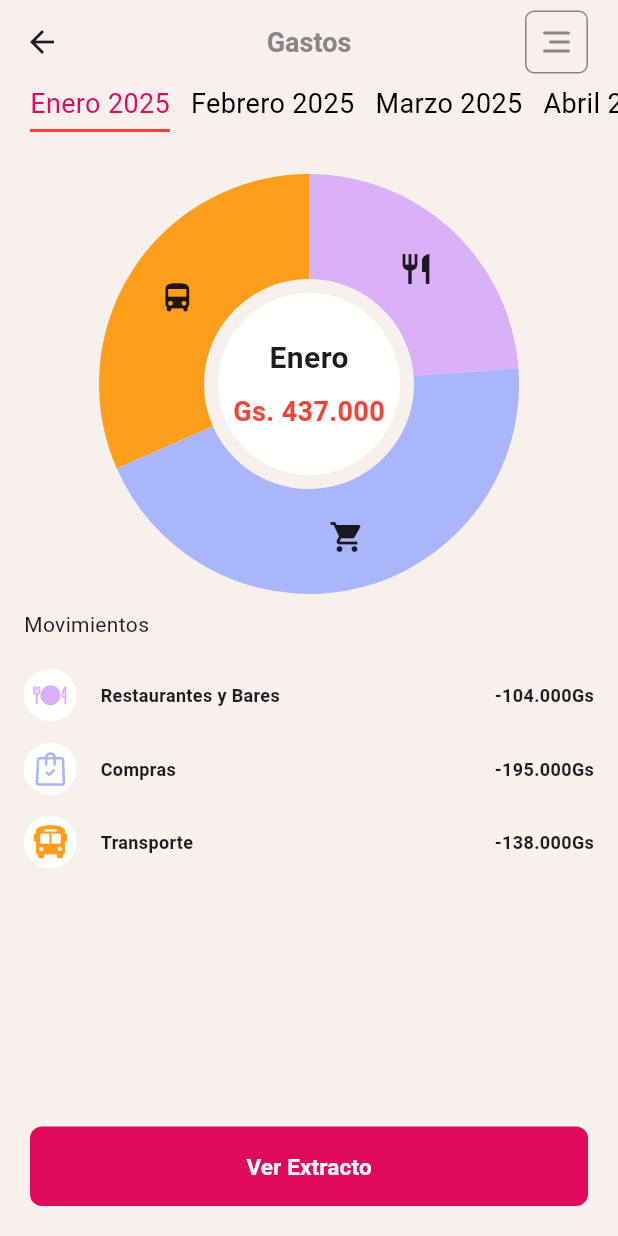
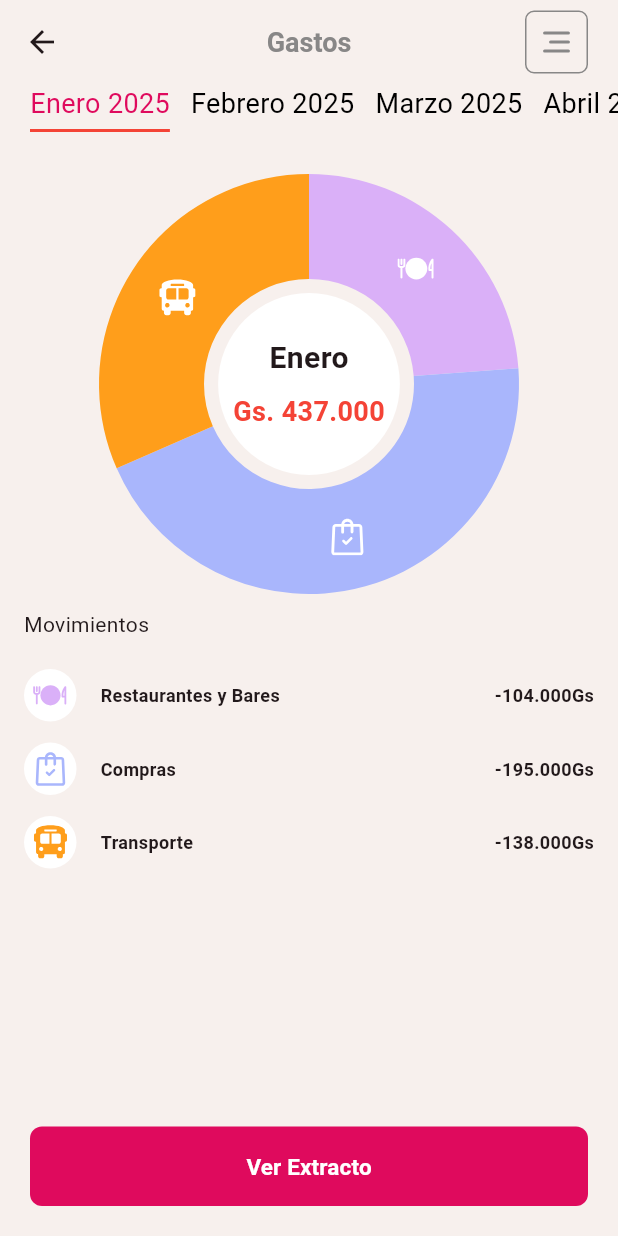
Before and after one commit to luisdelo97/eClub-test, a Flutter app: the AnalisisView screen opened by its route, after a tap on "Gastos", on a phone screen of 412 x 824 dp. Run offline on Flutter 3.47's test engine with Material 3 defaults, Android fonts, the light colour scheme and no system bars; our stand-ins replace flutter_svg, go_router, syncfusion_flutter_charts.

Commit message:
finish commit

```diff
--- a/lib/analisis/analisis_view.dart
+++ b/lib/analisis/analisis_view.dart
@@ -1,14 +1,14 @@
-import 'package:eclub/router.dart';
+import 'package:eclub/color_theme.dart';
+import 'package:eclub/shared/menu_button.dart';
+import 'package:eclub/shared/svg_icon.dart';
 import 'package:flutter/material.dart';
-
-import 'package:flutter_svg/flutter_svg.dart';
 import 'package:go_router/go_router.dart';
 
 class AnalisisView extends StatelessWidget {
   const AnalisisView({super.key});
 
   Widget _buildSvgButton({
-    required String svgPath,
+    required String nameSvg,
     required String label,
     required Color svgColor,
     VoidCallback? onTap,
@@ -27,14 +27,10 @@ class AnalisisView extends StatelessWidget {
             spacing: 6,
             mainAxisAlignment: MainAxisAlignment.center,
             children: [
-              SvgPicture.asset(
-                svgPath,
-                colorFilter: ColorFilter.mode(
-                  svgColor,
-                  BlendMode.srcIn,
-                ),
-                width: 40,
-                height: 40,
+              SvgIcon(
+                nameSvg: nameSvg,
+                color: svgColor,
+                size: 40,
               ),
               Text(
                 label,
@@ -60,30 +56,9 @@ class AnalisisView extends StatelessWidget {
         ),
         centerTitle: true,
         backgroundColor: surfaceColor,
-        actions: [
-          Material(
-            color: Colors.transparent,
-            child: InkWell(
-              onTap: () {},
-              child: Container(
-                padding: const EdgeInsets.all(8),
-                decoration: BoxDecoration(
-                  borderRadius: BorderRadius.circular(6),
-                  border: Border.all(),
-                ),
-                child: SvgPicture.asset(
-                  'assets/vectors/menu.svg',
-                  colorFilter: const ColorFilter.mode(
-                    onSurfaceColor,
-                    BlendMode.srcIn,
-                  ),
-                  width: 24,
-                  height: 24,
-                ),
-              ),
-            ),
-          ),
-          const SizedBox(width: 20),
+        actions: const [
+          MenuButton(color: onSurfaceColor),
+          SizedBox(width: 20),
         ],
       ),
       body: Padding(
@@ -99,14 +74,10 @@ class AnalisisView extends StatelessWidget {
                 shape: BoxShape.circle,
                 color: Colors.white,
               ),
-              child: SvgPicture.asset(
-                'assets/vectors/plot_cake.svg',
-                colorFilter: const ColorFilter.mode(
-                  secondaryColor,
-                  BlendMode.srcIn,
-                ),
-                width: 65,
-                height: 65,
+              child: const SvgIcon(
+                nameSvg: 'plot_cake.svg',
+                color: secondaryColor,
+                size: 65,
               ),
             ),
             const Text(
@@ -119,12 +90,12 @@ class AnalisisView extends StatelessWidget {
               children: [
                 _buildSvgButton(
                   svgColor: secondaryColor,
-                  svgPath: 'assets/vectors/credit_card.svg',
+                  nameSvg: 'credit_card.svg',
                   label: 'Ingresos',
                 ),
                 _buildSvgButton(
                   svgColor: secondaryColor,
-                  svgPath: 'assets/vectors/wallet.svg',
+                  nameSvg: 'wallet.svg',
                   label: 'Gastos',
                   onTap: () {
                     context.pushNamed('gastos');
--- /dev/null
+++ b/lib/color_theme.dart
@@ -0,0 +1,10 @@
+import 'dart:ui';
+
+const surfaceColor = Color(0xFFF7F0ED);
+const primaryColor = Color(0xFFDF0A5D);
+const secondaryColor = Color(0xFFFF6720);
+const terciaryColor = Color(0xFFFF9E1B);
+const onSurfaceColor = Color(0xFF888787);
+const onBackgroundColor = Color(0xFFCACACA);
+const restaurantColor = Color(0xFFDAB0F8);
+const shoppingColor = Color(0xFFA9B6FC);
--- a/lib/gastos/widgets/extracto_button.dart
+++ b/lib/gastos/widgets/extracto_button.dart
@@ -1,4 +1,4 @@
-import 'package:eclub/router.dart';
+import 'package:eclub/color_theme.dart';
 import 'package:flutter/material.dart';
 import 'package:go_router/go_router.dart';
 
--- a/lib/gastos/widgets/gatos_data.dart
+++ b/lib/gastos/widgets/gatos_data.dart
@@ -1,4 +1,4 @@
-import 'package:eclub/router.dart';
+import 'package:eclub/color_theme.dart';
 import 'package:flutter/material.dart';
 
 class GastosData {
--- a/lib/gastos/widgets/month_list.dart
+++ b/lib/gastos/widgets/month_list.dart
@@ -1,4 +1,4 @@
-import 'package:eclub/router.dart';
+import 'package:eclub/color_theme.dart';
 import 'package:flutter/material.dart';
 
 class MonthList extends StatefulWidget {
--- a/lib/home/home_view.dart
+++ b/lib/home/home_view.dart
@@ -1,8 +1,8 @@
+import 'package:eclub/color_theme.dart';
 import 'package:eclub/home/widgets/header_button_action.dart';
 import 'package:eclub/home/widgets/notification_banner.dart';
 import 'package:eclub/home/widgets/reales_account.dart';
-import 'package:eclub/home/widgets/transaction_list.dart';
-import 'package:eclub/router.dart';
+import 'package:eclub/shared/transaction_list.dart';
 import 'package:flutter/material.dart';
 
 class HomeView extends StatelessWidget {
--- a/lib/main.dart
+++ b/lib/main.dart
@@ -1,3 +1,4 @@
+import 'package:eclub/color_theme.dart';
 import 'package:eclub/router.dart';
 import 'package:flutter/material.dart';
 
@@ -13,7 +14,7 @@ class MyApp extends StatelessWidget {
       debugShowCheckedModeBanner: false,
       title: 'eClub',
       theme: ThemeData(
-        colorScheme: ColorScheme.fromSeed(seedColor: Colors.deepPurple),
+        colorScheme: ColorScheme.fromSeed(seedColor: primaryColor),
         useMaterial3: true,
       ),
       routerConfig: router,
--- a/lib/movimientos/movimientos_view.dart
+++ b/lib/movimientos/movimientos_view.dart
@@ -1,8 +1,8 @@
+import 'package:eclub/color_theme.dart';
 import 'package:eclub/formatter.dart';
 import 'package:eclub/gastos/widgets/gatos_data.dart';
-import 'package:eclub/gastos/widgets/menu_button.dart';
+import 'package:eclub/shared/menu_button.dart';
 import 'package:eclub/movimientos/widgets/receipt_details.dart';
-import 'package:eclub/router.dart';
 import 'package:flutter/material.dart';
 import 'package:go_router/go_router.dart';
 
--- a/lib/movimientos/widgets/receipt_details.dart
+++ b/lib/movimientos/widgets/receipt_details.dart
@@ -1,5 +1,5 @@
+import 'package:eclub/color_theme.dart';
 import 'package:eclub/formatter.dart';
-import 'package:eclub/router.dart';
 import 'package:flutter/material.dart';
 
 class ReceiptDetails extends StatelessWidget {
--- a/lib/bottom_app_bar.dart
+++ b/lib/shared/bottom_app_bar.dart
@@ -1,6 +1,6 @@
-import 'package:eclub/router.dart';
+import 'package:eclub/color_theme.dart';
 import 'package:flutter/material.dart';
-import 'package:flutter_svg/svg.dart';
+import 'package:eclub/shared/svg_icon.dart';
 
 class BottomNavWithQR extends StatelessWidget {
   final int currentIndex;
@@ -15,7 +15,7 @@ class BottomNavWithQR extends StatelessWidget {
   });
 
   Widget _buildNavItem({
-    required String path,
+    required String nameSvg,
     required String label,
     required int itemIndex,
     required BuildContext context,
@@ -31,14 +31,10 @@ class BottomNavWithQR extends StatelessWidget {
       child: Column(
         mainAxisSize: MainAxisSize.min,
         children: [
-          SvgPicture.asset(
-            path,
-            colorFilter: ColorFilter.mode(
-              color,
-              BlendMode.srcIn,
-            ),
-            width: 30,
-            height: 30,
+          SvgIcon(
+            nameSvg: nameSvg,
+            color: color,
+            size: 30,
           ),
           const SizedBox(height: 4),
           Text(
@@ -66,15 +62,10 @@ class BottomNavWithQR extends StatelessWidget {
           color: primaryColor,
           shape: BoxShape.circle,
         ),
-        child: SvgPicture.asset(
-          'assets/vectors/qr.svg',
-          colorFilter: const ColorFilter.mode(
-            Colors.white,
-            BlendMode.srcIn,
-          ),
-          width: 40,
-          height: 40,
-          semanticsLabel: 'Escanear QR',
+        child: const SvgIcon(
+          nameSvg: 'qr.svg',
+          color: Colors.white,
+          size: 40,
         ),
       ),
     );
@@ -103,26 +94,26 @@ class BottomNavWithQR extends StatelessWidget {
         crossAxisAlignment: CrossAxisAlignment.center,
         children: [
           _buildNavItem(
-            path: 'assets/vectors/home.svg',
+            nameSvg: 'home.svg',
             label: 'Inicio',
             itemIndex: 0,
             context: context,
           ),
           _buildNavItem(
-            path: 'assets/vectors/double_arrow.svg',
+            nameSvg: 'double_arrow.svg',
             label: 'Transferir',
             itemIndex: 1,
             context: context,
           ),
           if (showQRButton) _buildQRButton(context),
           _buildNavItem(
-            path: 'assets/vectors/plot_cake.svg',
+            nameSvg: 'plot_cake.svg',
             label: 'Análisis',
             itemIndex: 2,
             context: context,
           ),
           _buildNavItem(
-            path: 'assets/vectors/user.svg',
+            nameSvg: 'user.svg',
             label: 'Cuenta',
             itemIndex: 3,
             context: context,
--- a/lib/chart.dart
+++ b/lib/shared/chart.dart
@@ -1,5 +1,6 @@
 import 'package:eclub/formatter.dart';
 import 'package:eclub/gastos/widgets/gatos_data.dart';
+import 'package:eclub/shared/svg_icon.dart';
 import 'package:flutter/material.dart';
 import 'package:go_router/go_router.dart';
 import 'package:syncfusion_flutter_charts/charts.dart';
@@ -86,11 +87,31 @@ class _DoughnutChartState extends State<DoughnutChart> {
               builder: (data, point, series, pointIndex, seriesIndex) {
                 final pointData = _chartData[pointIndex];
                 return switch (pointData.x) {
-                  'Restaurantes y Bares' => const Icon(Icons.restaurant),
-                  'Compras' => const Icon(Icons.shopping_cart),
-                  'Transporte' => const Icon(Icons.directions_bus),
-                  'Entretenimiento' => const Icon(Icons.movie),
-                  _ => const Icon(Icons.no_accounts),
+                  'Restaurantes y Bares' => SvgIcon(
+                      nameSvg: pointData.nameSvg,
+                      color: Colors.white,
+                      size: 25,
+                    ),
+                  'Compras' => SvgIcon(
+                      nameSvg: pointData.nameSvg,
+                      color: Colors.white,
+                      size: 25,
+                    ),
+                  'Transporte' => SvgIcon(
+                      nameSvg: pointData.nameSvg,
+                      color: Colors.white,
+                      size: 25,
+                    ),
+                  'Entretenimiento' => SvgIcon(
+                      nameSvg: pointData.nameSvg,
+                      color: Colors.white,
+                      size: 25,
+                    ),
+                  _ => SvgIcon(
+                      nameSvg: pointData.nameSvg,
+                      color: Colors.white,
+                      size: 25,
+                    ),
                 };
               },
             ),
@@ -119,14 +140,16 @@ class _DoughnutChartState extends State<DoughnutChart> {
           e.category,
           e.total,
           e.color,
+          e.nameSvg,
         ),
       )
       .toList();
 }
 
 class ChartData {
-  ChartData(this.x, this.y, this.color);
+  ChartData(this.x, this.y, this.color, this.nameSvg);
   final String x;
   final double y;
   final Color color;
+  final String nameSvg;
 }
--- a/lib/gastos/widgets/menu_button.dart
+++ b/lib/shared/menu_button.dart
@@ -1,5 +1,5 @@
 import 'package:flutter/material.dart';
-import 'package:flutter_svg/flutter_svg.dart';
+import 'package:eclub/shared/svg_icon.dart';
 
 class MenuButton extends StatelessWidget {
   final Color color;
@@ -21,14 +21,10 @@ class MenuButton extends StatelessWidget {
             borderRadius: BorderRadius.circular(6),
             border: Border.all(color: color),
           ),
-          child: SvgPicture.asset(
-            'assets/vectors/menu.svg',
-            colorFilter: ColorFilter.mode(
-              color,
-              BlendMode.srcIn,
-            ),
-            width: 24,
-            height: 24,
+          child: SvgIcon(
+            nameSvg: 'menu.svg',
+            color: color,
+            size: 24,
           ),
         ),
       ),
--- /dev/null
+++ b/lib/shared/svg_icon.dart
@@ -0,0 +1,27 @@
+import 'package:flutter/material.dart';
+import 'package:flutter_svg/flutter_svg.dart';
+
+class SvgIcon extends StatelessWidget {
+  final String nameSvg;
+  final Color color;
+  final double size;
+  const SvgIcon({
+    super.key,
+    required this.nameSvg,
+    required this.color,
+    required this.size,
+  });
+
+  @override
+  Widget build(BuildContext context) {
+    return SvgPicture.asset(
+      'assets/vectors/$nameSvg',
+      colorFilter: ColorFilter.mode(
+        color,
+        BlendMode.srcIn,
+      ),
+      width: size,
+      height: size,
+    );
+  }
+}
--- a/lib/home/widgets/transaction_list.dart
+++ b/lib/shared/transaction_list.dart
@@ -1,6 +1,6 @@
 import 'package:eclub/formatter.dart';
 import 'package:flutter/material.dart';
-import 'package:flutter_svg/flutter_svg.dart';
+import 'package:eclub/shared/svg_icon.dart';
 
 class TransactionList extends StatelessWidget {
   const TransactionList({super.key, required this.transactions});
@@ -68,14 +68,10 @@ class TransactionItem extends StatelessWidget {
                 color: Colors.white,
               ),
               padding: const EdgeInsets.all(6),
-              child: SvgPicture.asset(
-                'assets/vectors/$nameSvg',
-                colorFilter: ColorFilter.mode(
-                  color,
-                  BlendMode.srcIn,
-                ),
-                width: 25,
-                height: 25,
+              child: SvgIcon(
+                nameSvg: nameSvg,
+                color: color,
+                size: 25,
               ),
             ),
             Expanded(
```
Also changed, not shown: lib/gastos/gastos_view.dart (+4 -4 lines), lib/home/widgets/header_button_action.dart (+11 -15 lines), lib/home/widgets/notification_banner.dart (+20 -17 lines), lib/home/widgets/reales_account.dart (+8 -12 lines), lib/router.dart (+34 -37 lines), 1 other file.
